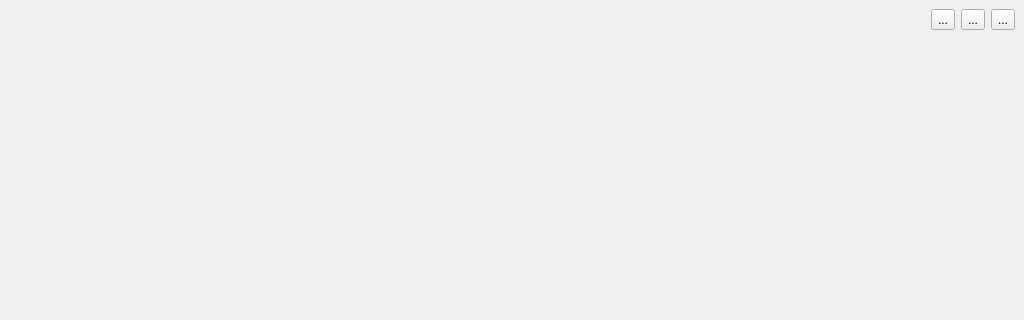
Old version of the form src/example_frameless_window/ui/undecoratedwindow.ui in the repository Foxei/QtClientSideWindowDecorations; both pictures show x 0 to 1024 and y 0 to 320 of the 1024 by 720 pixel window.
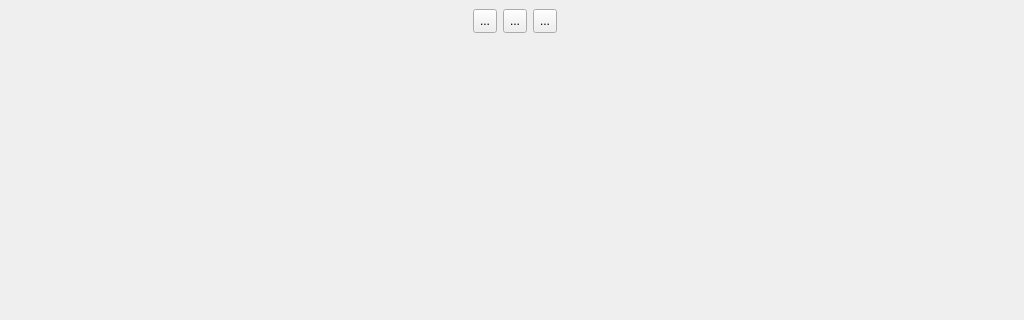
New version of the form. Icons and pictures are not drawn.

Commit message: Adding border and working buttons.

What changed in the file:
```diff
--- a/src/example_frameless_window/ui/undecoratedwindow.ui
+++ b/src/example_frameless_window/ui/undecoratedwindow.ui
@@ -65,12 +65,6 @@
          <property name="orientation">
           <enum>Qt::Horizontal</enum>
          </property>
-         <property name="sizeHint" stdset="0">
-          <size>
-           <width>903</width>
-           <height>20</height>
-          </size>
-         </property>
         </spacer>
        </item>
        <item>
@@ -91,19 +85,31 @@
           <enum>Qt::LeftToRight</enum>
          </property>
          <layout class="QHBoxLayout" name="horizontalLayout">
-          <item>
-           <widget class="QToolButton" name="maximizeBtn">
-            <property name="text">
-             <string>...</string>
-            </property>
-            <property name="icon">
-             <iconset resource="../resources/resources.qrc">
-              <normaloff>:/resources/icons/minus.svg</normaloff>:/resources/icons/minus.svg</iconset>
-            </property>
-           </widget>
-          </item>
           <item>
            <widget class="QToolButton" name="minimizeBtn">
+            <property name="minimumSize">
+             <size>
+              <width>24</width>
+              <height>24</height>
+             </size>
+            </property>
+            <property name="text">
+             <string>...</string>
+            </property>
+            <property name="icon">
+             <iconset resource="../resources/resources.qrc">
+              <normaloff>:/resources/icons/minus.svg</normaloff>:/resources/icons/minus.svg</iconset>
+            </property>
+           </widget>
+          </item>
+          <item>
+           <widget class="QToolButton" name="maximizeBtn">
+            <property name="minimumSize">
+             <size>
+              <width>24</width>
+              <height>24</height>
+             </size>
+            </property>
             <property name="text">
              <string>...</string>
             </property>
@@ -115,6 +121,12 @@
           </item>
           <item>
            <widget class="QToolButton" name="closeBtn">
+            <property name="minimumSize">
+             <size>
+              <width>24</width>
+              <height>24</height>
+             </size>
+            </property>
             <property name="text">
              <string>...</string>
             </property>
```
The commit also changes 5 other files.
